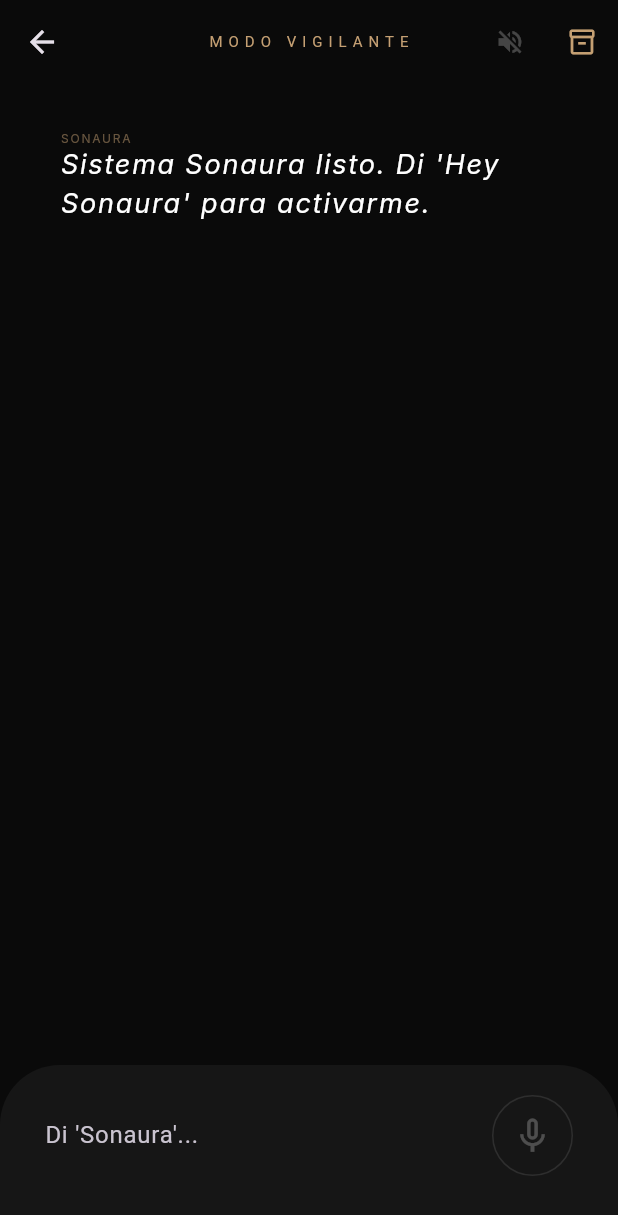
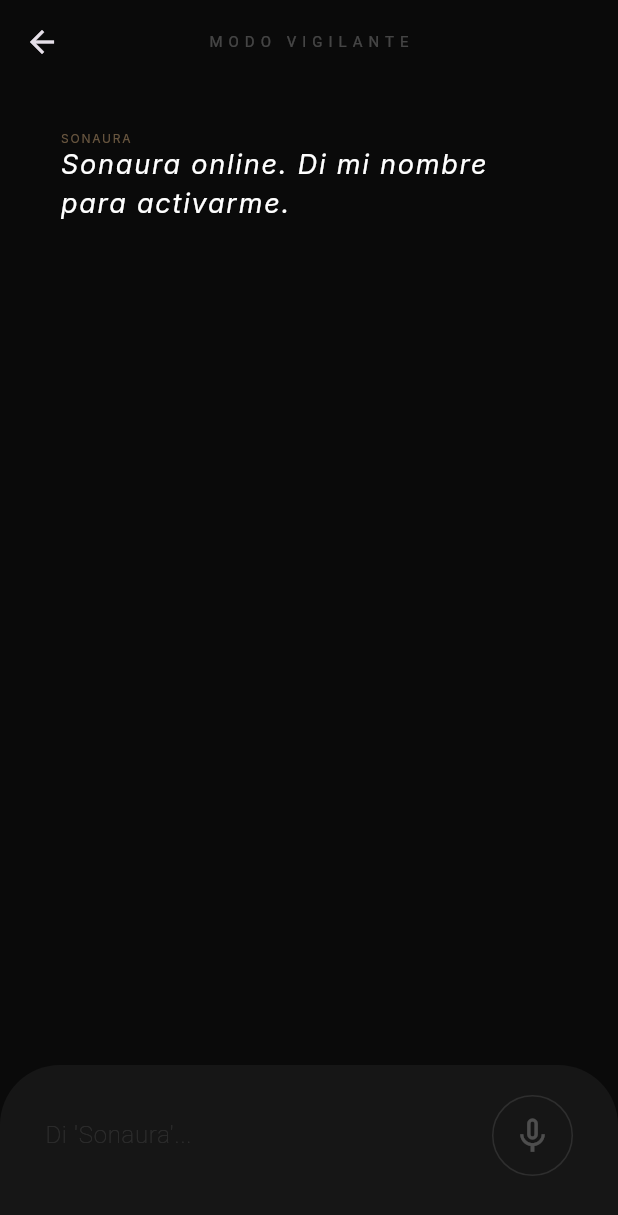
Before and after one commit to nikomezkiritz8/sonaura, a Flutter app: the ChatSonaura screen opened directly with empty values, on a phone screen of 412 x 824 dp. Shown: the top 1215 px of the screen. Run offline on Flutter 3.47's test engine with Material 3 defaults, Android fonts, the phone set to English and light mode, and no system bars; our stand-ins replace flutter_tts, google_fonts, just_audio, permission_handler, speech_to_text.

Commit message:
Sonaura: Arreglada fonética del Wake Word y modo vigilante

```diff
--- a/lib/ui/chat_screen.dart
+++ b/lib/ui/chat_screen.dart
@@ -23,8 +23,14 @@ class _ChatSonauraState extends State<ChatSonaura> {
   final SonauraAI _ai = SonauraAI();
   final VoiceService _voice = VoiceService();
   bool _isTyping = false;
-  bool _isActivated = false; // ¿Ha escuchado "Sonaura"?
+  bool _isActivated = false;
   bool _autoListen = true;
+
+  // LISTA DE ENTRENAMIENTO FONÉTICO
+  final List<String> _wakeWordVariations = [
+    "sonaura", "sonora", "so now", "so now that", "son ahora",
+    "señora", "son ahora que", "sona", "aura", "hey sonaura"
+  ];
 
   @override
   void initState() {
@@ -34,8 +40,13 @@ class _ChatSonauraState extends State<ChatSonaura> {
 
   void _bootSonaura() async {
     await _voice.init();
-    _speakAndDisplay("Sistema Sonaura listo. Di 'Hey Sonaura' para activarme.");
+    _speakAndDisplay("Sonaura online. Di mi nombre para activarme.");
     _startListeningLoop();
+  }
+
+  bool _detectWakeWord(String text) {
+    String input = text.toLowerCase();
+    return _wakeWordVariations.any((variation) => input.contains(input));
   }
 
   void _startListeningLoop() {
@@ -44,37 +55,46 @@ class _ChatSonauraState extends State<ChatSonaura> {
     _voice.escuchar(
       onResult: (t) {
         setState(() => _controller.text = t);
-        // LÓGICA WAKE WORD
-        if (t.toLowerCase().contains("sonaura") && !_isActivated) {
+
+        // ACTIVACIÓN INSTANTÁNEA (SI DETECTA EL NOMBRE O ALGO PARECIDO)
+        if (_detectWakeWord(t) && !_isActivated) {
           setState(() => _isActivated = true);
+          // Opcional: Podríamos hacer un pequeño sonido de "bip" aquí
         }
       },
       onComplete: () {
-        if (_controller.text.isNotEmpty) {
-          String val = _controller.text;
-          _controller.clear();
-
-          if (_isActivated || val.toLowerCase().contains("sonaura")) {
+        String val = _controller.text.trim();
+        if (val.isNotEmpty) {
+          if (_isActivated || _detectWakeWord(val)) {
              setState(() => _isActivated = false);
-             _handleInput(val);
+             _controller.clear();
+             _handleInput(val); // Enviamos la frase a la RTX 4060
           } else {
-             // Si habló pero no dijo Sonaura, volvemos a escuchar en silencio
+             // No ha dicho el nombre, ignoramos y seguimos vigilando
+             _controller.clear();
              _startListeningLoop();
           }
         } else {
-          Future.delayed(const Duration(milliseconds: 500), () => _startListeningLoop());
+          // Silencio total, reiniciamos el loop de vigilancia
+          Future.delayed(const Duration(milliseconds: 300), () => _startListeningLoop());
         }
       }
     );
   }
 
   void _handleInput(String text) async {
+    // Limpiamos el nombre del comando para que la IA no se líe
+    String cleanInput = text;
+    for (var word in _wakeWordVariations) {
+      cleanInput = cleanInput.toLowerCase().replaceFirst(word, "").trim();
+    }
+
     setState(() {
       _messages.add({"role": "user", "text": text});
       _isTyping = true;
     });
 
-    String response = await _ai.preguntar(text);
+    String response = await _ai.preguntar(cleanInput);
     if (!mounted) return;
 
     setState(() {
@@ -83,7 +103,7 @@ class _ChatSonauraState extends State<ChatSonaura> {
     });
 
     await _voice.hablar(response);
-    _execCommands(response, text);
+    _execCommands(response, cleanInput);
 
     if (_autoListen) _startListeningLoop();
   }
@@ -94,7 +114,7 @@ class _ChatSonauraState extends State<ChatSonaura> {
     } else if (response.contains("[SEARCH_TRACK:")) {
       _execSearch(response.split("[SEARCH_TRACK:")[1].split("]")[0], false);
     } else if (text.toLowerCase().contains("biblioteca")) {
-      Navigator.push(context, MaterialPageRoute(builder: (c) => LibraryScreen(appId: widget.appId, appSecret: widget.appSecret, token: widget.token)));
+      _navToLibrary();
     }
   }
 
@@ -109,6 +129,8 @@ class _ChatSonauraState extends State<ChatSonaura> {
     }
   }
 
+  void _navToLibrary() => Navigator.push(context, MaterialPageRoute(builder: (c) => LibraryScreen(appId: widget.appId, appSecret: widget.appSecret, token: widget.token)));
+
   void _speakAndDisplay(String t) {
     setState(() => _messages.add({"role": "sonaura", "text": t}));
     _voice.hablar(t);
@@ -120,12 +142,9 @@ class _ChatSonauraState extends State<ChatSonaura> {
       backgroundColor: SonauraColors.background,
       appBar: AppBar(
         backgroundColor: Colors.transparent, elevation: 0,
-        title: Text(_isActivated ? "ESCUCHANDO..." : "MODO VIGILANTE", style: TextStyle(fontSize: 10, letterSpacing: 4, color: _isActivated ? Colors.red : SonauraColors.accentGold)),
+        title: Text(_isActivated ? "SISTEMA ACTIVO" : "MODO VIGILANTE",
+            style: TextStyle(fontSize: 10, letterSpacing: 4, color: _isActivated ? Colors.redAccent : Colors.white24)),
         centerTitle: true,
-        actions: [
-          IconButton(icon: const Icon(Icons.volume_off, color: Colors.white24, size: 20), onPressed: () => _voice.detenerHabla()),
-          IconButton(icon: Icon(Icons.inventory_2_outlined, color: SonauraColors.accentGold, size: 20), onPressed: () => Navigator.push(context, MaterialPageRoute(builder: (c) => LibraryScreen(appId: widget.appId, appSecret: widget.appSecret, token: widget.token)))),
-        ],
       ),
       body: Column(
         children: [
@@ -158,18 +177,18 @@ class _ChatSonauraState extends State<ChatSonaura> {
               children: [
                 Row(
                   children: [
-                    Expanded(child: TextField(controller: _controller, style: const TextStyle(color: Colors.white), decoration: InputDecoration(hintText: _isActivated ? "Te escucho..." : "Di 'Sonaura'...", border: InputBorder.none))),
+                    Expanded(child: TextField(controller: _controller, style: const TextStyle(color: Colors.white, fontWeight: FontWeight.w200), decoration: InputDecoration(hintText: _isActivated ? "Dime qué necesitas..." : "Di 'Sonaura'...", border: InputBorder.none, hintStyle: const TextStyle(color: Colors.white10)))),
 
-                    // BOTÓN VISUAL WAKE WORD
+                    // ICONO DE ESTADO
                     AnimatedContainer(
                       duration: const Duration(milliseconds: 300),
                       padding: const EdgeInsets.all(12),
                       decoration: BoxDecoration(
                         shape: BoxShape.circle,
+                        color: _isActivated ? Colors.red.withOpacity(0.1) : Colors.transparent,
                         border: Border.all(color: _isActivated ? Colors.red : Colors.white10),
-                        boxShadow: _isActivated ? [BoxShadow(color: Colors.red.withOpacity(0.5), blurRadius: 20)] : []
                       ),
-                      child: Icon(_isActivated ? Icons.graphic_eq : Icons.mic_none, color: _isActivated ? Colors.red : Colors.white24, size: 28),
+                      child: Icon(_isActivated ? Icons.mic : Icons.mic_none, color: _isActivated ? Colors.red : Colors.white24, size: 28),
                     ),
                   ],
                 ),
```
